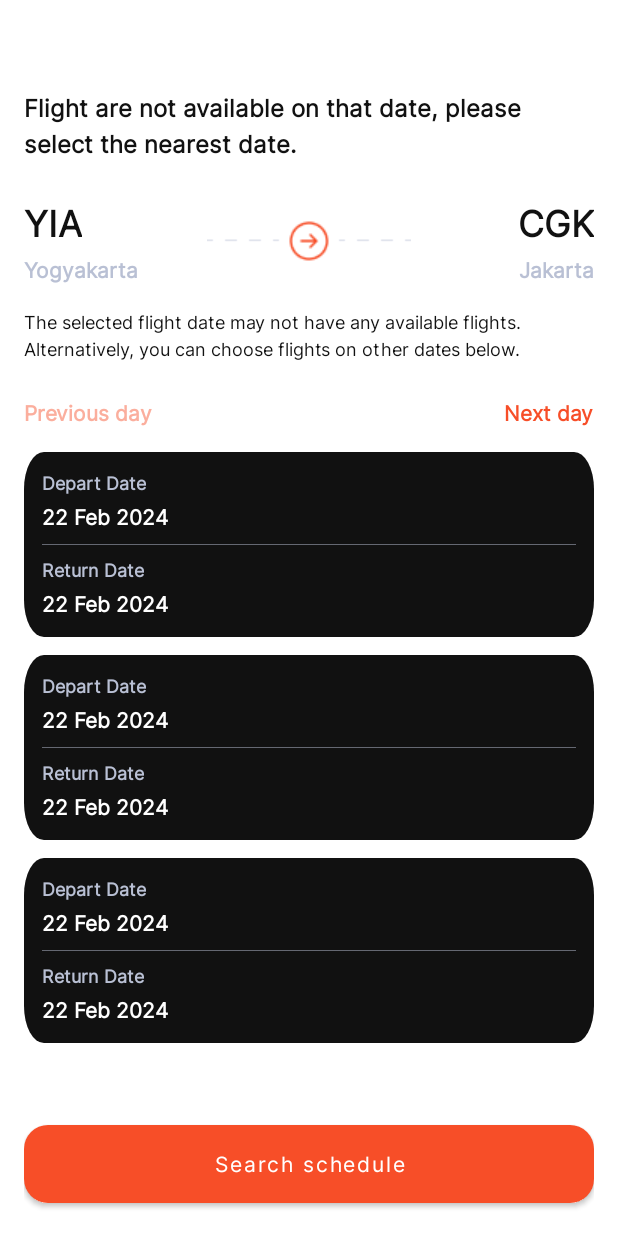
After one commit to SYNRGY-6-TEAM-5/mobile-android, an Android app: the FlightBookingActivity screen opened directly, with no data from a screen before it, on a phone screen of 412 x 824 dp. The commit adds this screen. Run offline under Robolectric (Android 15) with nearby library versions, the phone set to English and light mode, and no system bars.

Commit message:
feat: add flight booking screen

```diff
--- a/app/src/main/AndroidManifest.xml
+++ b/app/src/main/AndroidManifest.xml
@@ -15,6 +15,9 @@
         android:supportsRtl="true"
         android:theme="@style/Theme.AeroSwift"
         tools:targetApi="31">
+        <activity
+            android:name=".presentation.FlightBookingActivity"
+            android:exported="false" />
         <activity
             android:name=".presentation.AirportListActivity"
             android:exported="false" />
--- a/app/src/main/java/com/synrgy/aeroswift/presentation/AirportListActivity.kt
+++ b/app/src/main/java/com/synrgy/aeroswift/presentation/AirportListActivity.kt
@@ -24,8 +24,8 @@ class AirportListActivity : AppCompatActivity() {
 
     private val airportList = AirportListConstant.getAirportList()
 
-    private val allAirportListAdapter = AirportListAdapter()
-    private val recentAirportListAdapter = AirportListAdapter()
+    private val allAirportListAdapter = AirportListAdapter { handleNavigate() }
+    private val recentAirportListAdapter = AirportListAdapter { handleNavigate() }
 
     override fun onCreate(savedInstanceState: Bundle?) {
         super.onCreate(savedInstanceState)
@@ -52,6 +52,10 @@ class AirportListActivity : AppCompatActivity() {
                 return false
             }
         });
+
+        binding.tvClearAl.setOnClickListener {
+            this.recentAirportListAdapter.submitList(ArrayList<AirportList>())
+        }
     }
 
     private fun handleSearchAirport(text: String) {
@@ -65,4 +69,8 @@ class AirportListActivity : AppCompatActivity() {
 
         this.allAirportListAdapter.submitList(filteredList)
     }
+
+    private fun handleNavigate() {
+        FlightBookingActivity.startActivity(this)
+    }
 }
--- /dev/null
+++ b/app/src/main/java/com/synrgy/aeroswift/presentation/FlightBookingActivity.kt
@@ -0,0 +1,31 @@
+package com.synrgy.aeroswift.presentation
+
+import android.content.Context
+import android.content.Intent
+import android.os.Bundle
+import androidx.appcompat.app.AppCompatActivity
+import androidx.recyclerview.widget.LinearLayoutManager
+import com.synrgy.aeroswift.databinding.ActivityFlightBookingBinding
+import com.synrgy.aeroswift.presentation.adapter.DepartDateAdapter
+
+class FlightBookingActivity : AppCompatActivity() {
+    companion object {
+        fun startActivity(context: Context) {
+            context.startActivity(Intent(context, FlightBookingActivity::class.java))
+        }
+    }
+
+    private lateinit var binding: ActivityFlightBookingBinding
+
+    private val departDateAdapter = DepartDateAdapter()
+
+    override fun onCreate(savedInstanceState: Bundle?) {
+        super.onCreate(savedInstanceState)
+        binding = ActivityFlightBookingBinding.inflate(layoutInflater)
+        val view = binding.root
+        setContentView(view)
+
+        binding.departDateRecycler.layoutManager = LinearLayoutManager(this)
+        binding.departDateRecycler.adapter = this.departDateAdapter
+    }
+}
--- a/app/src/main/java/com/synrgy/aeroswift/presentation/adapter/AirportListAdapter.kt
+++ b/app/src/main/java/com/synrgy/aeroswift/presentation/adapter/AirportListAdapter.kt
@@ -1,5 +1,6 @@
 package com.synrgy.aeroswift.presentation.adapter
 
+import android.util.Log
 import android.view.LayoutInflater
 import android.view.ViewGroup
 import androidx.recyclerview.widget.ListAdapter
@@ -9,10 +10,11 @@ import com.synrgy.aeroswift.presentation.viewholder.AirportListViewHolder
 import com.synrgy.domain.AirportList
 
 
-class AirportListAdapter:
-    ListAdapter<AirportList, AirportListViewHolder>(
-        AirportListDiffUtil()
-    ) {
+class AirportListAdapter(
+    private val clickListener: () -> Unit
+): ListAdapter<AirportList, AirportListViewHolder>(
+    AirportListDiffUtil()
+) {
 
     override fun onCreateViewHolder(parent: ViewGroup, viewType: Int): AirportListViewHolder {
         return AirportListViewHolder(
@@ -26,5 +28,9 @@ class AirportListAdapter:
 
     override fun onBindViewHolder(holder: AirportListViewHolder, position: Int) {
         holder.bindData(getItem(position))
+
+        holder.itemView.setOnClickListener {
+            clickListener()
+        }
     }
 }
--- /dev/null
+++ b/app/src/main/java/com/synrgy/aeroswift/presentation/adapter/DepartDateAdapter.kt
@@ -0,0 +1,23 @@
+package com.synrgy.aeroswift.presentation.adapter
+
+import android.view.LayoutInflater
+import android.view.ViewGroup
+import androidx.recyclerview.widget.RecyclerView
+import com.synrgy.aeroswift.databinding.ItemDepartDateBinding
+
+class DepartDateAdapter: RecyclerView.Adapter<RecyclerView.ViewHolder>() {
+
+    override fun onCreateViewHolder(parent: ViewGroup, viewType: Int): RecyclerView.ViewHolder {
+        val binding = ItemDepartDateBinding.inflate(
+            LayoutInflater.from(parent.context), parent, false
+        )
+        return object : RecyclerView.ViewHolder(binding.root) {}
+    }
+
+    override fun getItemCount(): Int {
+        return 3
+    }
+
+    override fun onBindViewHolder(holder: RecyclerView.ViewHolder, position: Int) {
+    }
+}
--- a/app/src/main/java/com/synrgy/aeroswift/presentation/viewholder/AirportListViewHolder.kt
+++ b/app/src/main/java/com/synrgy/aeroswift/presentation/viewholder/AirportListViewHolder.kt
@@ -7,16 +7,16 @@ import com.synrgy.aeroswift.R
 import com.synrgy.domain.AirportList
 
 class AirportListViewHolder(
-    private val itemView: View
-): RecyclerView.ViewHolder(itemView) {
+    private val alItemView: View
+): RecyclerView.ViewHolder(alItemView) {
     private var title: MaterialTextView? = null
     private var subtitle: MaterialTextView? = null
     private var category: MaterialTextView? = null
 
     fun bindData(data: AirportList) {
-        title = itemView.findViewById(R.id.tv1_airport_list)
-        subtitle = itemView.findViewById(R.id.tv2_airport_list)
-        category = itemView.findViewById(R.id.tv3_airport_list)
+        title = alItemView.findViewById(R.id.tv1_airport_list)
+        subtitle = alItemView.findViewById(R.id.tv2_airport_list)
+        category = alItemView.findViewById(R.id.tv3_airport_list)
 
         title?.text = data.title
         subtitle?.text = data.subtitle
--- a/app/src/main/res/layout/activity_airport_list.xml
+++ b/app/src/main/res/layout/activity_airport_list.xml
@@ -34,6 +34,7 @@
 
     <com.google.android.material.textview.MaterialTextView
         style="@style/TextS.Regular"
+        android:id="@+id/tv_clear_al"
         app:layout_constraintEnd_toEndOf="parent"
         app:layout_constraintTop_toTopOf="@id/title_recent_airport"
         app:layout_constraintBottom_toBottomOf="@id/title_recent_airport"
--- /dev/null
+++ b/app/src/main/res/layout/activity_flight_booking.xml
@@ -0,0 +1,128 @@
+<?xml version="1.0" encoding="utf-8"?>
+<androidx.constraintlayout.widget.ConstraintLayout xmlns:android="http://schemas.android.com/apk/res/android"
+    xmlns:app="http://schemas.android.com/apk/res-auto"
+    xmlns:tools="http://schemas.android.com/tools"
+    android:layout_width="match_parent"
+    android:layout_height="match_parent"
+    tools:context=".presentation.FlightBookingActivity"
+    android:paddingHorizontal="16dp"
+    android:paddingTop="60dp"
+    android:paddingBottom="16dp">
+
+    <com.google.android.material.textview.MaterialTextView
+        style="@style/TextL.Medium"
+        android:id="@+id/title_fb"
+        app:layout_constraintStart_toStartOf="parent"
+        app:layout_constraintTop_toTopOf="parent"
+        android:layout_width="wrap_content"
+        android:layout_height="wrap_content"
+        android:text="@string/title_flight_booking"
+        android:textColor="@color/base_black"/>
+
+    <com.google.android.material.textview.MaterialTextView
+        style="@style/H6.Semibold"
+        android:id="@+id/tv1_origin_fb"
+        app:layout_constraintStart_toStartOf="parent"
+        app:layout_constraintTop_toBottomOf="@id/title_fb"
+        android:layout_width="wrap_content"
+        android:layout_height="wrap_content"
+        android:text="YIA"
+        android:textColor="@color/base_black"
+        android:layout_marginTop="24dp"/>
+
+    <com.google.android.material.textview.MaterialTextView
+        style="@style/TextS.Medium"
+        android:id="@+id/tv2_origin_fb"
+        app:layout_constraintStart_toStartOf="parent"
+        app:layout_constraintTop_toBottomOf="@id/tv1_origin_fb"
+        android:layout_width="wrap_content"
+        android:layout_height="wrap_content"
+        android:text="Yogyakarta"
+        android:textColor="@color/gray_300"
+        android:layout_marginTop="4dp"/>
+
+    <ImageView
+        android:layout_width="wrap_content"
+        android:layout_height="wrap_content"
+        app:layout_constraintStart_toStartOf="parent"
+        app:layout_constraintEnd_toEndOf="parent"
+        app:layout_constraintTop_toTopOf="@id/tv1_origin_fb"
+        app:layout_constraintBottom_toBottomOf="@id/tv2_origin_fb"
+        android:src="@drawable/ic_arrow_left"/>
+
+    <com.google.android.material.textview.MaterialTextView
+        style="@style/H6.Semibold"
+        android:id="@+id/tv1_dest_fb"
+        app:layout_constraintEnd_toEndOf="parent"
+        app:layout_constraintTop_toTopOf="@id/tv1_origin_fb"
+        android:layout_width="wrap_content"
+        android:layout_height="wrap_content"
+        android:text="CGK"
+        android:textColor="@color/base_black"/>
+
+    <com.google.android.material.textview.MaterialTextView
+        style="@style/TextS.Medium"
+        android:id="@+id/tv2_dest_fb"
+        app:layout_constraintEnd_toEndOf="parent"
+        app:layout_constraintTop_toBottomOf="@id/tv1_dest_fb"
+        android:layout_width="wrap_content"
+        android:layout_height="wrap_content"
+        android:text="Jakarta"
+        android:textColor="@color/gray_300"
+        android:layout_marginTop="4dp"/>
+
+    <com.google.android.material.textview.MaterialTextView
+        style="@style/TextXS.Regular"
+        android:id="@+id/desc_fb"
+        app:layout_constraintStart_toStartOf="parent"
+        app:layout_constraintTop_toBottomOf="@id/tv2_origin_fb"
+        android:layout_width="wrap_content"
+        android:layout_height="wrap_content"
+        android:text="@string/desc_flight_booking"
+        android:textColor="@color/base_black"
+        android:layout_marginTop="16dp"/>
+
+    <com.google.android.material.textview.MaterialTextView
+        style="@style/TextS.Medium"
+        android:id="@+id/tv_prev_fb"
+        app:layout_constraintStart_toStartOf="parent"
+        app:layout_constraintTop_toBottomOf="@id/desc_fb"
+        android:layout_width="wrap_content"
+        android:layout_height="wrap_content"
+        android:text="Previous day"
+        android:textColor="@color/primary_200"
+        android:layout_marginTop="24dp"/>
+
+    <com.google.android.material.textview.MaterialTextView
+        style="@style/TextS.Medium"
+        android:id="@+id/tv_next_fb"
+        app:layout_constraintEnd_toEndOf="parent"
+        app:layout_constraintTop_toTopOf="@id/tv_prev_fb"
+        android:layout_width="wrap_content"
+        android:layout_height="wrap_content"
+        android:text="Next day"
+        android:textColor="@color/primary_500"/>
+
+    <androidx.recyclerview.widget.RecyclerView
+        android:id="@+id/depart_date_recycler"
+        android:layout_width="match_parent"
+        android:layout_height="0dp"
+        app:layout_constraintStart_toStartOf="parent"
+        app:layout_constraintEnd_toEndOf="parent"
+        app:layout_constraintTop_toBottomOf="@id/tv_prev_fb"
+        app:layout_constraintBottom_toTopOf="@id/btn_search_schedule"
+        tools:listitem="@layout/item_depart_date"
+        android:layout_marginTop="16dp"
+        android:layout_marginBottom="24dp"/>
+
+    <com.google.android.material.button.MaterialButton
+        style="@style/Button.Primary"
+        android:id="@+id/btn_search_schedule"
+        android:layout_width="match_parent"
+        android:layout_height="wrap_content"
+        app:layout_constraintStart_toStartOf="parent"
+        app:layout_constraintEnd_toEndOf="parent"
+        app:layout_constraintBottom_toBottomOf="parent"
+        android:text="Search schedule"/>
+
+</androidx.constraintlayout.widget.ConstraintLayout>
--- /dev/null
+++ b/app/src/main/res/layout/item_depart_date.xml
@@ -0,0 +1,47 @@
+<?xml version="1.0" encoding="utf-8"?>
+<LinearLayout xmlns:android="http://schemas.android.com/apk/res/android"
+    android:layout_width="match_parent"
+    android:layout_height="wrap_content"
+    android:orientation="vertical"
+    android:background="@drawable/bg_black"
+    android:layout_marginBottom="12dp"
+    android:padding="12dp">
+
+    <com.google.android.material.textview.MaterialTextView
+        style="@style/TextXS.Medium"
+        android:layout_width="wrap_content"
+        android:layout_height="wrap_content"
+        android:text="Depart Date"
+        android:textColor="@color/gray_300"/>
+
+    <com.google.android.material.textview.MaterialTextView
+        style="@style/TextS.Medium"
+        android:layout_width="wrap_content"
+        android:layout_height="wrap_content"
+        android:text="22 Feb 2024"
+        android:textColor="@color/white"
+        android:layout_marginTop="4dp"/>
+
+    <View
+        android:layout_width="match_parent"
+        android:layout_height="0.5dp"
+        android:background="@color/gray_300"
+        android:alpha="0.5"
+        android:layout_marginVertical="8dp"/>
+
+    <com.google.android.material.textview.MaterialTextView
+        style="@style/TextXS.Medium"
+        android:layout_width="wrap_content"
+        android:layout_height="wrap_content"
+        android:text="Return Date"
+        android:textColor="@color/gray_300"/>
+
+    <com.google.android.material.textview.MaterialTextView
+        style="@style/TextS.Medium"
+        android:layout_width="wrap_content"
+        android:layout_height="wrap_content"
+        android:text="22 Feb 2024"
+        android:textColor="@color/white"
+        android:layout_marginTop="4dp"/>
+
+</LinearLayout>
--- a/app/src/main/res/values/strings.xml
+++ b/app/src/main/res/values/strings.xml
@@ -54,6 +54,8 @@
     <string name="yogyakarta">Yogyakarta</string>
     <string name="_25_oct_09_50">25 Oct, 09:50</string>
     <string name="tokyo">Tokyo</string>
+    <string name="title_flight_booking">Flight are not available on that date, please select the nearest date.</string>
+    <string name="desc_flight_booking">The selected flight date may not have any available flights. Alternatively, you can choose flights on other dates below.</string>
 
     <string-array name="origin">
         <item>Select</item>
--- a/app/src/main/res/values/styles.xml
+++ b/app/src/main/res/values/styles.xml
@@ -17,6 +17,11 @@
 
     <style name="H6.Medium" parent="H6">
         <item name="fontWeight">500</item>
+        <item name="android:textStyle">bold</item>
+    </style>
+
+    <style name="H6.Semibold" parent="H6">
+        <item name="fontWeight">600</item>
         <item name="android:textStyle">bold</item>
     </style>
 
@@ -43,13 +48,13 @@
         <item name="fontWeight">400</item>
     </style>
 
-    <style name="TextS.Semibold" parent="TextS">
-        <item name="fontWeight">600</item>
+    <style name="TextS.Medium" parent="TextS">
+        <item name="fontWeight">500</item>
         <item name="android:textStyle">bold</item>
     </style>
 
-    <style name="TextS.Medium" parent="TextS">
-        <item name="fontWeight">500</item>
+    <style name="TextS.Semibold" parent="TextS">
+        <item name="fontWeight">600</item>
         <item name="android:textStyle">bold</item>
     </style>
 
```
Also changed, not shown: app/src/main/res/drawable/ic_arrow_left.png (added).
